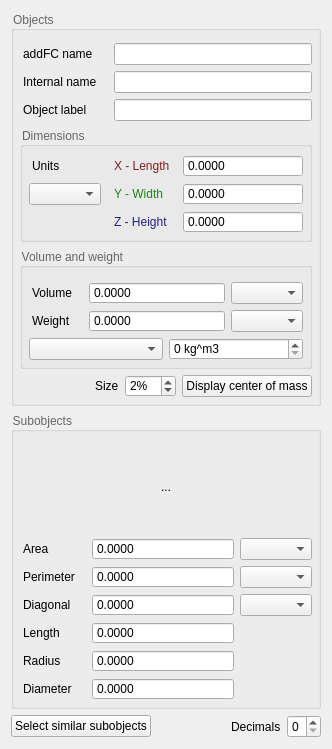
This is utils/addFC_Summary.ui in GS90/addFC as Qt 5 draws it before an edit. The edited form follows.
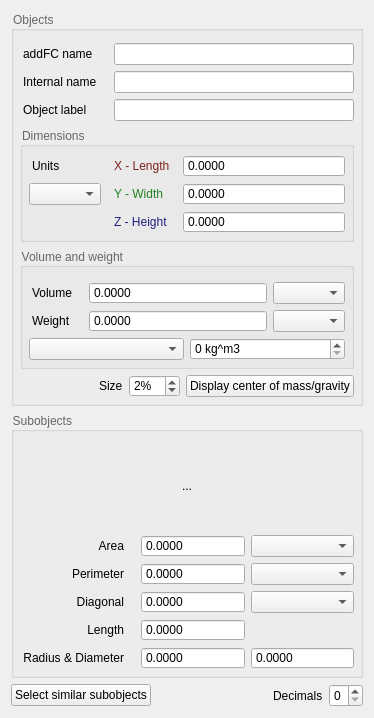
This is the edited form.

Diff of the .ui file:
```diff
--- a/utils/addFC_Summary.ui
+++ b/utils/addFC_Summary.ui
@@ -7,8 +7,8 @@
    <rect>
     <x>0</x>
     <y>0</y>
-    <width>332</width>
-    <height>749</height>
+    <width>374</width>
+    <height>718</height>
    </rect>
   </property>
   <property name="windowTitle">
@@ -339,7 +339,7 @@
         <item>
          <widget class="QPushButton" name="CoM_Set">
           <property name="text">
-           <string>Display center of mass</string>
+           <string>Display center of mass/gravity</string>
           </property>
          </widget>
         </item>
@@ -383,40 +383,78 @@
        </widget>
       </item>
       <item>
-       <layout class="QGridLayout" name="Subobjects_Grid" columnstretch="0,1,0">
-        <item row="4" column="0">
-         <widget class="QLabel" name="Radius_Label">
-          <property name="styleSheet">
-           <string notr="true">margin-right: 8px</string>
-          </property>
-          <property name="text">
-           <string>Radius</string>
-          </property>
-         </widget>
-        </item>
-        <item row="1" column="1">
-         <widget class="QDoubleSpinBox" name="Perimeter_Value">
-          <property name="readOnly">
-           <bool>true</bool>
-          </property>
-          <property name="buttonSymbols">
-           <enum>QAbstractSpinBox::NoButtons</enum>
-          </property>
-          <property name="decimals">
-           <number>4</number>
-          </property>
-         </widget>
-        </item>
+       <layout class="QGridLayout" name="Subobjects_Grid" columnstretch="0,0,0">
         <item row="1" column="2">
          <widget class="QComboBox" name="Perimeter_U"/>
         </item>
-        <item row="3" column="0">
-         <widget class="QLabel" name="Length_Label">
+        <item row="4" column="0">
+         <widget class="QLabel" name="RD_Label">
           <property name="styleSheet">
            <string notr="true">margin-right: 8px</string>
           </property>
           <property name="text">
-           <string>Length</string>
+           <string>Radius &amp; Diameter</string>
+          </property>
+          <property name="alignment">
+           <set>Qt::AlignRight|Qt::AlignTrailing|Qt::AlignVCenter</set>
+          </property>
+         </widget>
+        </item>
+        <item row="2" column="2">
+         <widget class="QComboBox" name="DLRD_U"/>
+        </item>
+        <item row="2" column="1">
+         <widget class="QDoubleSpinBox" name="Diagonal_Value">
+          <property name="readOnly">
+           <bool>true</bool>
+          </property>
+          <property name="buttonSymbols">
+           <enum>QAbstractSpinBox::NoButtons</enum>
+          </property>
+          <property name="decimals">
+           <number>4</number>
+          </property>
+         </widget>
+        </item>
+        <item row="0" column="2">
+         <widget class="QComboBox" name="Area_U"/>
+        </item>
+        <item row="0" column="1">
+         <widget class="QDoubleSpinBox" name="Area_Value">
+          <property name="readOnly">
+           <bool>true</bool>
+          </property>
+          <property name="buttonSymbols">
+           <enum>QAbstractSpinBox::NoButtons</enum>
+          </property>
+          <property name="decimals">
+           <number>4</number>
+          </property>
+         </widget>
+        </item>
+        <item row="1" column="1">
+         <widget class="QDoubleSpinBox" name="Perimeter_Value">
+          <property name="readOnly">
+           <bool>true</bool>
+          </property>
+          <property name="buttonSymbols">
+           <enum>QAbstractSpinBox::NoButtons</enum>
+          </property>
+          <property name="decimals">
+           <number>4</number>
+          </property>
+         </widget>
+        </item>
+        <item row="2" column="0">
+         <widget class="QLabel" name="Diagonal_Label">
+          <property name="styleSheet">
+           <string notr="true">margin-right: 8px</string>
+          </property>
+          <property name="text">
+           <string>Diagonal</string>
+          </property>
+          <property name="alignment">
+           <set>Qt::AlignRight|Qt::AlignTrailing|Qt::AlignVCenter</set>
           </property>
          </widget>
         </item>
@@ -428,6 +466,9 @@
           <property name="text">
            <string>Perimeter</string>
           </property>
+          <property name="alignment">
+           <set>Qt::AlignRight|Qt::AlignTrailing|Qt::AlignVCenter</set>
+          </property>
          </widget>
         </item>
         <item row="0" column="0">
@@ -438,60 +479,24 @@
           <property name="text">
            <string>Area</string>
           </property>
-         </widget>
-        </item>
-        <item row="4" column="1">
-         <widget class="QDoubleSpinBox" name="Radius_Value">
-          <property name="readOnly">
-           <bool>true</bool>
+          <property name="alignment">
+           <set>Qt::AlignRight|Qt::AlignTrailing|Qt::AlignVCenter</set>
           </property>
-          <property name="buttonSymbols">
-           <enum>QAbstractSpinBox::NoButtons</enum>
-          </property>
-          <property name="decimals">
-           <number>4</number>
-          </property>
          </widget>
         </item>
-        <item row="5" column="0">
-         <widget class="QLabel" name="Diameter_Label">
+        <item row="3" column="0">
+         <widget class="QLabel" name="Length_Label">
           <property name="styleSheet">
            <string notr="true">margin-right: 8px</string>
           </property>
           <property name="text">
-           <string>Diameter</string>
+           <string>Length</string>
           </property>
-         </widget>
-        </item>
-        <item row="0" column="1">
-         <widget class="QDoubleSpinBox" name="Area_Value">
-          <property name="readOnly">
-           <bool>true</bool>
+          <property name="alignment">
+           <set>Qt::AlignRight|Qt::AlignTrailing|Qt::AlignVCenter</set>
           </property>
-          <property name="buttonSymbols">
-           <enum>QAbstractSpinBox::NoButtons</enum>
-          </property>
-          <property name="decimals">
-           <number>4</number>
-          </property>
          </widget>
         </item>
-        <item row="5" column="1">
-         <widget class="QDoubleSpinBox" name="Diameter_Value">
-          <property name="readOnly">
-           <bool>true</bool>
-          </property>
-          <property name="buttonSymbols">
-           <enum>QAbstractSpinBox::NoButtons</enum>
-          </property>
-          <property name="decimals">
-           <number>4</number>
-          </property>
-         </widget>
-        </item>
-        <item row="0" column="2">
-         <widget class="QComboBox" name="Area_U"/>
-        </item>
         <item row="3" column="1">
          <widget class="QDoubleSpinBox" name="Length_Value">
           <property name="readOnly">
@@ -505,18 +510,21 @@
           </property>
          </widget>
         </item>
-        <item row="2" column="0">
-         <widget class="QLabel" name="Diagonal_Label">
-          <property name="styleSheet">
-           <string notr="true">margin-right: 8px</string>
+        <item row="4" column="2">
+         <widget class="QDoubleSpinBox" name="Diameter_Value">
+          <property name="readOnly">
+           <bool>true</bool>
           </property>
-          <property name="text">
-           <string>Diagonal</string>
+          <property name="buttonSymbols">
+           <enum>QAbstractSpinBox::NoButtons</enum>
           </property>
+          <property name="decimals">
+           <number>4</number>
+          </property>
          </widget>
         </item>
-        <item row="2" column="1">
-         <widget class="QDoubleSpinBox" name="Diagonal_Value">
+        <item row="4" column="1">
+         <widget class="QDoubleSpinBox" name="Radius_Value">
           <property name="readOnly">
            <bool>true</bool>
           </property>
@@ -528,9 +536,6 @@
           </property>
          </widget>
         </item>
-        <item row="2" column="2">
-         <widget class="QComboBox" name="DLRD_U"/>
-        </item>
        </layout>
       </item>
      </layout>
```
Left out of the diff: 10 changed lines with no effect on the pictures.
